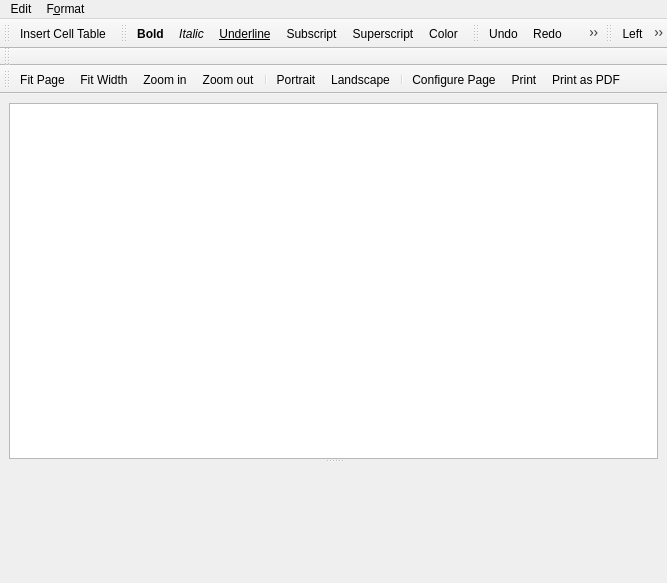
The window that ui/printdialog.ui (jonasstein/clip) describes before a commit, drawn with Qt 5.
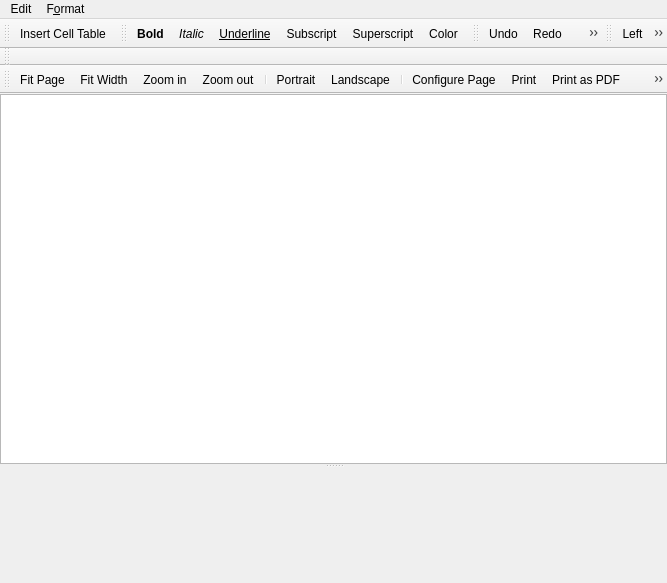
The same window after the commit. Icons and pictures are not drawn.

Commit message: work on print and oher stuff

```diff
--- a/ui/printdialog.ui
+++ b/ui/printdialog.ui
@@ -15,6 +15,12 @@
   </property>
   <widget class="QWidget" name="centralwidget">
    <layout class="QGridLayout" name="gridLayout">
+    <property name="margin">
+     <number>0</number>
+    </property>
+    <property name="spacing">
+     <number>0</number>
+    </property>
     <item row="0" column="0">
      <widget class="QSplitter" name="splitter">
       <property name="orientation">
@@ -174,6 +180,8 @@
    <addaction name="actionConfigurePage"/>
    <addaction name="actionPrint"/>
    <addaction name="actionPrintPDF"/>
+   <addaction name="actionPrintPS"/>
+   <addaction name="actionPrintPNG"/>
   </widget>
   <action name="actionInsert_Cell_Table">
    <property name="text">
@@ -480,6 +488,24 @@
     <string>Print as PDF</string>
    </property>
   </action>
+  <action name="actionPrintPS">
+   <property name="icon">
+    <iconset resource="../resources/resources.qrc">
+     <normaloff>:/icons/icons/fileprintps.png</normaloff>:/icons/icons/fileprintps.png</iconset>
+   </property>
+   <property name="text">
+    <string>Export Postscript</string>
+   </property>
+  </action>
+  <action name="actionPrintPNG">
+   <property name="icon">
+    <iconset resource="../resources/resources.qrc">
+     <normaloff>:/icons/icons/fileprintpng.png</normaloff>:/icons/icons/fileprintpng.png</iconset>
+   </property>
+   <property name="text">
+    <string>Export PNG</string>
+   </property>
+  </action>
  </widget>
  <resources>
   <include location="../resources/resources.qrc"/>
```
Left out of the diff: 34 changed lines with no effect on the pictures. The commit also changes 15 other files.
